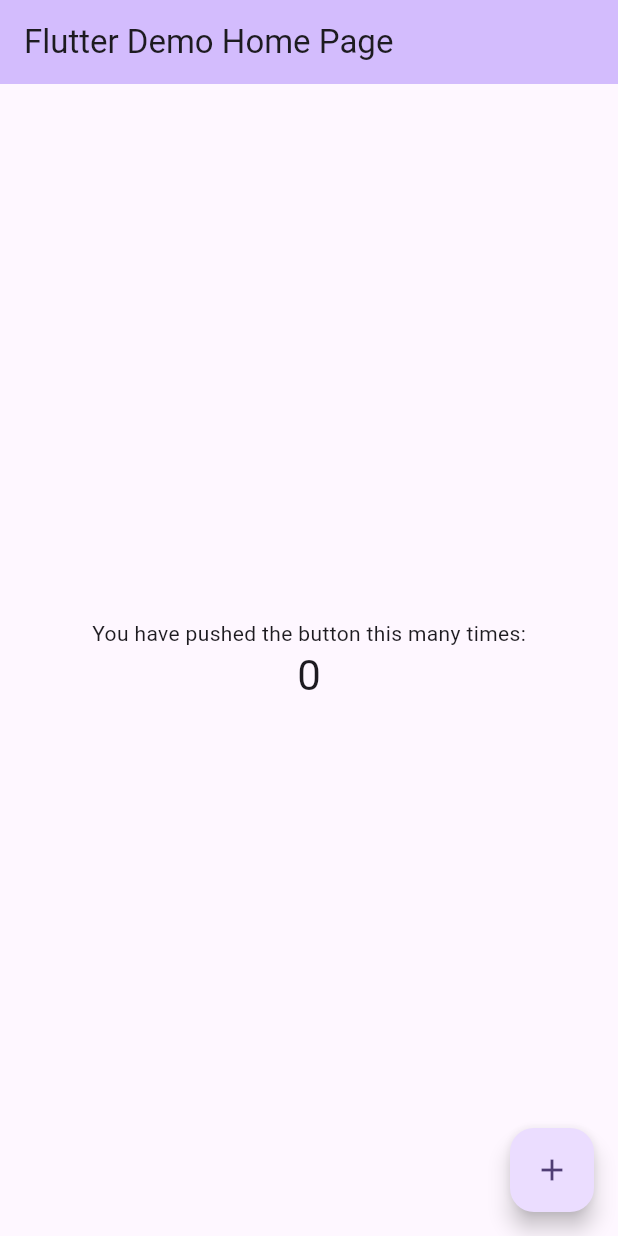
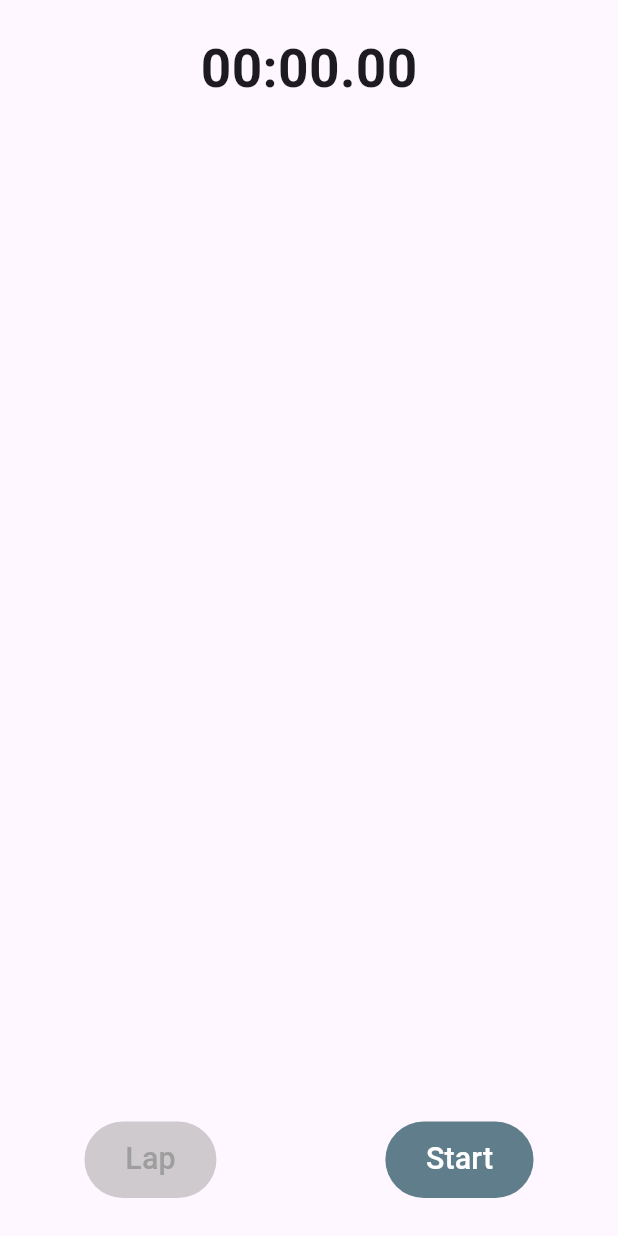
Before and after one commit to jorgesarabia/stopwatch_challenge, a Flutter app: the screen it shows after launch, on a phone screen of 412 x 824 dp. Run offline on Flutter 3.47's test engine with Material 3 defaults, Android fonts, the phone set to English and light mode, and no system bars; our stand-ins replace flutter_screenutil, freezed_annotation, get_it, injectable.

Commit message:
feat: minimum requirements have been added  (#1)
* add requirements to gitignore

* remove comments in .yaml

* add vscode config

* basic controller is working

* fix hour

* refactor

* create extensions and show laps in a table

* can reset laps

* refactor

* minimum requirements are met

```diff
--- a/lib/main.dart
+++ b/lib/main.dart
@@ -1,125 +1,34 @@
 import 'package:flutter/material.dart';
+import 'package:flutter_screenutil/flutter_screenutil.dart';
+import 'package:stopwatch_challenge/views/screens/home/home_screen.dart';
+
+import 'utils/injectable/injectable.dart';
 
 void main() {
-  runApp(const MyApp());
+  WidgetsFlutterBinding.ensureInitialized();
+  configureInjection();
+  runApp(const Stopwatch());
 }
 
-class MyApp extends StatelessWidget {
-  const MyApp({super.key});
+class Stopwatch extends StatelessWidget {
+  const Stopwatch({super.key});
 
-  // This widget is the root of your application.
   @override
   Widget build(BuildContext context) {
-    return MaterialApp(
-      title: 'Flutter Demo',
-      theme: ThemeData(
-        // This is the theme of your application.
-        //
-        // TRY THIS: Try running your application with "flutter run". You'll see
-        // the application has a purple toolbar. Then, without quitting the app,
-        // try changing the seedColor in the colorScheme below to Colors.green
-        // and then invoke "hot reload" (save your changes or press the "hot
-        // reload" button in a Flutter-supported IDE, or press "r" if you used
-        // the command line to start the app).
-        //
-        // Notice that the counter didn't reset back to zero; the application
-        // state is not lost during the reload. To reset the state, use hot
-        // restart instead.
-        //
-        // This works for code too, not just values: Most code changes can be
-        // tested with just a hot reload.
-        colorScheme: ColorScheme.fromSeed(seedColor: Colors.deepPurple),
-        useMaterial3: true,
-      ),
-      home: const MyHomePage(title: 'Flutter Demo Home Page'),
+    return ScreenUtilInit(
+      designSize: const Size(375, 812),
+      minTextAdapt: true,
+      splitScreenMode: true,
+      builder: (context, _) {
+        return MaterialApp(
+          title: 'Stopwatch',
+          theme: ThemeData(
+            colorScheme: ColorScheme.fromSeed(seedColor: Colors.deepPurple),
+            useMaterial3: true,
+          ),
+          home: const HomeScreen(),
+        );
+      },
     );
   }
 }
-
-class MyHomePage extends StatefulWidget {
-  const MyHomePage({super.key, required this.title});
-
-  // This widget is the home page of your application. It is stateful, meaning
-  // that it has a State object (defined below) that contains fields that affect
-  // how it looks.
-
-  // This class is the configuration for the state. It holds the values (in this
-  // case the title) provided by the parent (in this case the App widget) and
-  // used by the build method of the State. Fields in a Widget subclass are
-  // always marked "final".
-
-  final String title;
-
-  @override
-  State<MyHomePage> createState() => _MyHomePageState();
-}
-
-class _MyHomePageState extends State<MyHomePage> {
-  int _counter = 0;
-
-  void _incrementCounter() {
-    setState(() {
-      // This call to setState tells the Flutter framework that something has
-      // changed in this State, which causes it to rerun the build method below
-      // so that the display can reflect the updated values. If we changed
-      // _counter without calling setState(), then the build method would not be
-      // called again, and so nothing would appear to happen.
-      _counter++;
-    });
-  }
-
-  @override
-  Widget build(BuildContext context) {
-    // This method is rerun every time setState is called, for instance as done
-    // by the _incrementCounter method above.
-    //
-    // The Flutter framework has been optimized to make rerunning build methods
-    // fast, so that you can just rebuild anything that needs updating rather
-    // than having to individually change instances of widgets.
-    return Scaffold(
-      appBar: AppBar(
-        // TRY THIS: Try changing the color here to a specific color (to
-        // Colors.amber, perhaps?) and trigger a hot reload to see the AppBar
-        // change color while the other colors stay the same.
-        backgroundColor: Theme.of(context).colorScheme.inversePrimary,
-        // Here we take the value from the MyHomePage object that was created by
-        // the App.build method, and use it to set our appbar title.
-        title: Text(widget.title),
-      ),
-      body: Center(
-        // Center is a layout widget. It takes a single child and positions it
-        // in the middle of the parent.
-        child: Column(
-          // Column is also a layout widget. It takes a list of children and
-          // arranges them vertically. By default, it sizes itself to fit its
-          // children horizontally, and tries to be as tall as its parent.
-          //
-          // Column has various properties to control how it sizes itself and
-          // how it positions its children. Here we use mainAxisAlignment to
-          // center the children vertically; the main axis here is the vertical
-          // axis because Columns are vertical (the cross axis would be
-          // horizontal).
-          //
-          // TRY THIS: Invoke "debug painting" (choose the "Toggle Debug Paint"
-          // action in the IDE, or press "p" in the console), to see the
-          // wireframe for each widget.
-          mainAxisAlignment: MainAxisAlignment.center,
-          children: <Widget>[
-            const Text(
-              'You have pushed the button this many times:',
-            ),
-            Text(
-              '$_counter',
-              style: Theme.of(context).textTheme.headlineMedium,
-            ),
-          ],
-        ),
-      ),
-      floatingActionButton: FloatingActionButton(
-        onPressed: _incrementCounter,
-        tooltip: 'Increment',
-        child: const Icon(Icons.add),
-      ), // This trailing comma makes auto-formatting nicer for build methods.
-    );
-  }
-}
--- /dev/null
+++ b/lib/models/stopwatch_model.dart
@@ -0,0 +1,17 @@
+import 'package:freezed_annotation/freezed_annotation.dart';
+import 'package:stopwatch_challenge/models/timer_model.dart';
+
+part 'stopwatch_model.freezed.dart';
+part 'stopwatch_model.g.dart';
+
+@freezed
+class StopwatchModel with _$StopwatchModel {
+  factory StopwatchModel({
+    @Default(TimerModel()) TimerModel mainTimer,
+    @Default([]) List<TimerModel> laps,
+  }) = _StopwatchModel;
+
+  factory StopwatchModel.empty() => StopwatchModel();
+
+  factory StopwatchModel.fromJson(Map<String, dynamic> json) => _$StopwatchModelFromJson(json);
+}
--- /dev/null
+++ b/lib/utils/injectable/injectable.dart
@@ -0,0 +1,9 @@
+import 'package:get_it/get_it.dart';
+import 'package:injectable/injectable.dart';
+
+import 'injectable.config.dart';
+
+final getIt = GetIt.instance;
+
+@injectableInit
+void configureInjection() async => getIt.init();
--- /dev/null
+++ b/lib/views/controllers/stopwatch_controller.dart
@@ -0,0 +1,72 @@
+import 'dart:async';
+
+import 'package:flutter/widgets.dart';
+import 'package:injectable/injectable.dart';
+import 'package:stopwatch_challenge/models/stopwatch_model.dart';
+
+@injectable
+class StopwatchController extends ChangeNotifier {
+  StopwatchController(this.stopwatchModel) {
+    _timer = Timer.periodic(const Duration(milliseconds: 2), _onTimerTick);
+    _stopwatch = Stopwatch();
+  }
+
+  late final Timer _timer;
+  late final Stopwatch _stopwatch;
+  StopwatchModel stopwatchModel;
+
+  final _timerController = StreamController<int>();
+  Stream<int> get timerStream => _timerController.stream;
+
+  bool get isZero => _stopwatch.elapsedMicroseconds == 0;
+  bool get isRuning => _stopwatch.isRunning;
+  bool get isStopped => !isZero && !isRuning;
+
+  void _onTimerTick(Timer timer) {
+    if (_stopwatch.isRunning) {
+      _timerController.add(_stopwatch.elapsedMilliseconds);
+    }
+  }
+
+  void start() {
+    _stopwatch.start();
+    notifyListeners();
+  }
+
+  void stop() {
+    _stopwatch.stop();
+    notifyListeners();
+  }
+
+  void reset() {
+    _stopwatch.reset();
+    _timerController.add(0);
+    stopwatchModel = StopwatchModel.empty();
+    notifyListeners();
+  }
+
+  void getLap() {
+    final milliseconds = _stopwatch.elapsedMilliseconds;
+    final currentMainTimer = stopwatchModel.mainTimer;
+    final partialMilliseconds = milliseconds - currentMainTimer.totalMilliseconds;
+    final newMainTimer = currentMainTimer.copyWith(
+      totalMilliseconds: milliseconds,
+      partialMilliseconds: partialMilliseconds,
+    );
+    final laps = stopwatchModel.laps.toList();
+    laps.add(newMainTimer);
+
+    stopwatchModel = stopwatchModel.copyWith(
+      mainTimer: newMainTimer,
+      laps: laps,
+    );
+    notifyListeners();
+  }
+
+  @override
+  void dispose() {
+    _timer.cancel();
+    _timerController.close();
+    super.dispose();
+  }
+}
--- /dev/null
+++ b/lib/views/screens/home/home_screen.dart
@@ -0,0 +1,33 @@
+import 'package:flutter/material.dart';
+import 'package:flutter_screenutil/flutter_screenutil.dart';
+import 'package:provider/provider.dart';
+import 'package:stopwatch_challenge/utils/extensions/time_formatter_extension.dart';
+import 'package:stopwatch_challenge/utils/injectable/injectable.dart';
+import 'package:stopwatch_challenge/views/controllers/stopwatch_controller.dart';
+import 'package:stopwatch_challenge/views/widgets/app_button.dart';
+
+part 'widgets/main_timer.dart';
+part 'widgets/laps.dart';
+part 'widgets/buttons.dart';
+
+class HomeScreen extends StatelessWidget {
+  const HomeScreen({super.key});
+
+  @override
+  Widget build(BuildContext context) {
+    return ChangeNotifierProvider(
+      create: (context) => getIt.get<StopwatchController>(),
+      child: const SafeArea(
+        child: Scaffold(
+          body: Column(
+            children: [
+              _MainTimer(),
+              Expanded(child: _Laps()),
+              _Buttons(),
+            ],
+          ),
+        ),
+      ),
+    );
+  }
+}
--- /dev/null
+++ b/lib/views/screens/home/widgets/buttons.dart
@@ -0,0 +1,32 @@
+part of '../home_screen.dart';
+
+class _Buttons extends StatelessWidget {
+  const _Buttons();
+
+  @override
+  Widget build(BuildContext context) {
+    return Consumer<StopwatchController>(
+      builder: (context, stopwatchController, child) {
+        return Padding(
+          padding: EdgeInsets.symmetric(vertical: 25.h),
+          child: Row(
+            mainAxisAlignment: MainAxisAlignment.spaceAround,
+            children: [
+              if (!stopwatchController.isStopped)
+                AppButton.lap(
+                  isEnabled: stopwatchController.isRuning,
+                  onTap: () => stopwatchController.getLap(),
+                ),
+              if (stopwatchController.isZero) AppButton.start(onTap: () => stopwatchController.start()),
+              if (stopwatchController.isRuning) AppButton.stop(onTap: () => stopwatchController.stop()),
+              if (stopwatchController.isStopped) ...[
+                AppButton.reset(onTap: () => stopwatchController.reset()),
+                AppButton.resume(onTap: () => stopwatchController.start()),
+              ],
+            ],
+          ),
+        );
+      },
+    );
+  }
+}
--- /dev/null
+++ b/lib/views/screens/home/widgets/main_timer.dart
@@ -0,0 +1,37 @@
+part of '../home_screen.dart';
+
+class _MainTimer extends StatelessWidget {
+  const _MainTimer();
+
+  @override
+  Widget build(BuildContext context) {
+    return Padding(
+      padding: EdgeInsets.symmetric(vertical: 20.h),
+      child: StreamProvider<int>(
+        create: (context) => context.read<StopwatchController>().timerStream,
+        initialData: 0,
+        child: Consumer<int>(
+          builder: (context, milliseconds, child) {
+            final stopwatchController = context.read<StopwatchController>();
+
+            return Column(
+              children: [
+                Text(
+                  milliseconds.toStopwatchStyle,
+                  style: TextStyle(
+                    fontSize: 35.sp,
+                    fontWeight: FontWeight.w600,
+                  ),
+                ),
+                if (stopwatchController.stopwatchModel.laps.isNotEmpty)
+                  Text(
+                    (milliseconds - stopwatchController.stopwatchModel.mainTimer.totalMilliseconds).toStopwatchStyle,
+                  ),
+              ],
+            );
+          },
+        ),
+      ),
+    );
+  }
+}
--- /dev/null
+++ b/lib/views/widgets/app_button.dart
@@ -0,0 +1,84 @@
+import 'package:flutter/material.dart';
+import 'package:flutter_screenutil/flutter_screenutil.dart';
+
+class AppButton extends StatelessWidget {
+  const AppButton._({
+    required this.label,
+    required this.backgroundColor,
+    required this.textColor,
+    this.onTap,
+  });
+
+  factory AppButton.start({required VoidCallback onTap}) {
+    return AppButton._(
+      label: 'Start',
+      onTap: onTap,
+      textColor: Colors.white,
+      backgroundColor: Colors.blueGrey,
+    );
+  }
+
+  factory AppButton.lap({required bool isEnabled, required VoidCallback onTap}) {
+    return AppButton._(
+      label: 'Lap',
+      onTap: isEnabled ? onTap : null,
+      textColor: isEnabled ? Colors.black : Colors.grey,
+      backgroundColor: Colors.grey.withOpacity(isEnabled ? 1 : 0.5),
+    );
+  }
+
+  factory AppButton.stop({required VoidCallback onTap}) {
+    return AppButton._(
+      label: 'Stop',
+      onTap: onTap,
+      textColor: Colors.white,
+      backgroundColor: Colors.red,
+    );
+  }
+
+  factory AppButton.resume({required VoidCallback onTap}) {
+    return AppButton._(
+      label: 'Resume',
+      onTap: onTap,
+      textColor: Colors.white,
+      backgroundColor: Colors.blueGrey,
+    );
+  }
+
+  factory AppButton.reset({required VoidCallback onTap}) {
+    return AppButton._(
+      label: 'Reset',
+      onTap: onTap,
+      textColor: Colors.black,
+      backgroundColor: Colors.grey,
+    );
+  }
+
+  final VoidCallback? onTap;
+  final String label;
+  final Color backgroundColor;
+  final Color textColor;
+
+  @override
+  Widget build(BuildContext context) {
+    return DecoratedBox(
+      decoration: BoxDecoration(
+        color: backgroundColor,
+        borderRadius: BorderRadius.circular(100.w),
+      ),
+      child: MaterialButton(
+        onPressed: onTap,
+        child: Padding(
+          padding: EdgeInsets.all(10.w),
+          child: Text(
+            label,
+            style: TextStyle(
+              fontSize: 20.sp,
+              color: textColor,
+            ),
+          ),
+        ),
+      ),
+    );
+  }
+}
```
Also changed, not shown: lib/models/timer_model.dart (added, +14 -0 lines), lib/utils/extensions/time_formatter_extension.dart (added, +17 -0 lines), lib/utils/injectable/modules.dart (added, +7 -0 lines), lib/views/screens/home/widgets/laps.dart (added, +54 -0 lines), pubspec.yaml (+16 -74 lines), lib/models/stopwatch_model.freezed.dart (added), lib/models/stopwatch_model.g.dart (added), lib/models/timer_model.freezed.dart (added), lib/models/timer_model.g.dart (added), lib/utils/injectable/injectable.config.dart (added), pubspec.lock, 2 other files.
